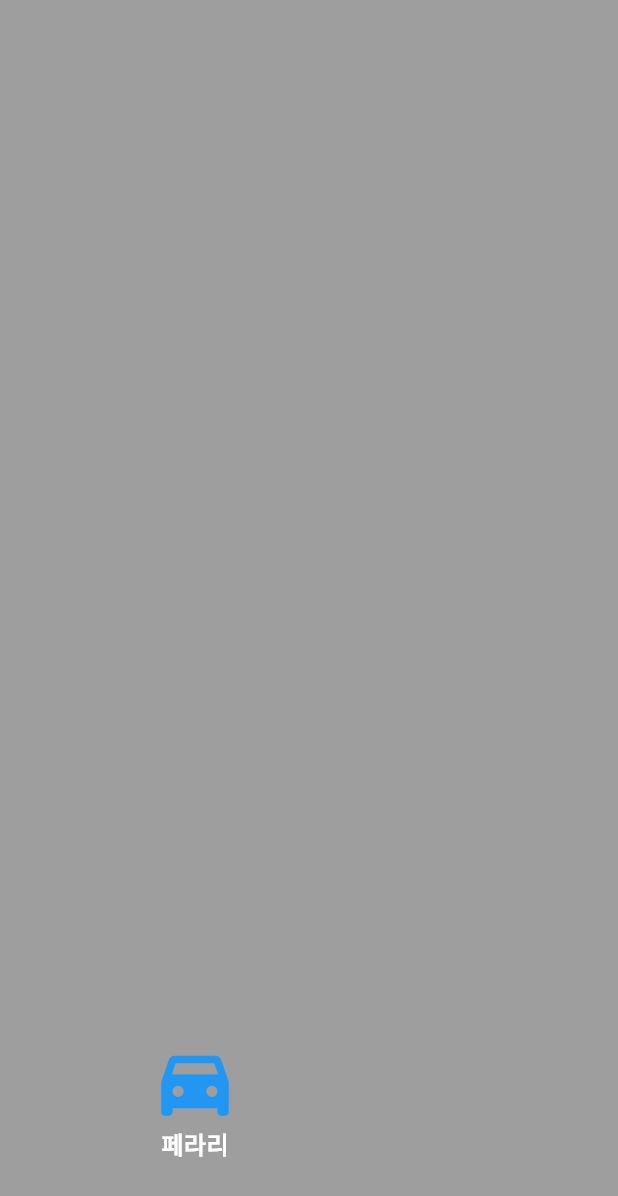
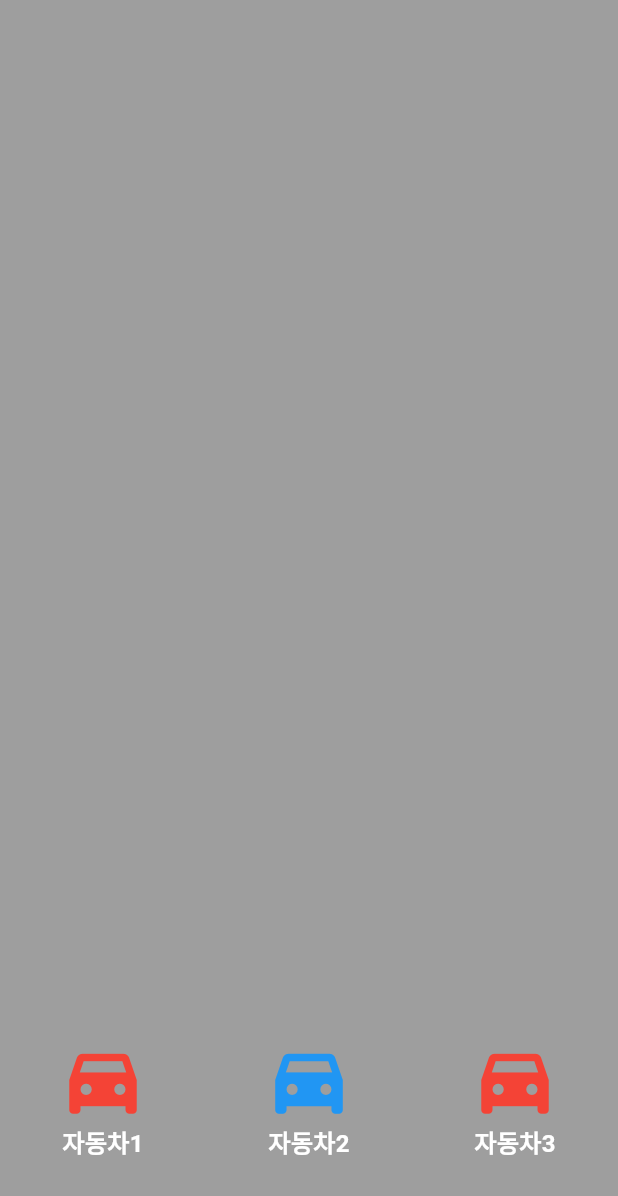
Before and after one commit to princebyun/flutter-racingcar-8, a Flutter app: the screen it shows after launch, on a phone screen of 412 x 824 dp. Shown: the top 1196 px of the screen. Run offline on Flutter 3.47's test engine with Material 3 defaults, Android fonts, the phone set to English and light mode, and no system bars.

Commit message:
design : 로직과 UI 연결

```diff
--- a/lib/screens/game_screen.dart
+++ b/lib/screens/game_screen.dart
@@ -1,4 +1,5 @@
 import 'package:flutter/material.dart';
+import 'package:flutter_racingcar_8/logic/racing_logic.dart';
 import 'package:flutter_racingcar_8/widgets/car_widget.dart';
 
 class GameScreen extends StatefulWidget {
@@ -9,22 +10,37 @@ class GameScreen extends StatefulWidget {
 }
 
 class _GameScreenState extends State<GameScreen> {
+  final GameRound gameRound = GameRound();
+
+  @override
+  void initState() {
+    super.initState();
+    gameRound.setCars("자동차1,자동차2,자동차3");
+  }
+
   @override
   Widget build(BuildContext context) {
     return Scaffold(
-      body: Stack(
-        children: [
-          Container(
-            color: Colors.grey,
-            width: double.infinity,
-            height: double.infinity,
-          ),
-          Positioned(
-            left: 100,
-            bottom: 50,
-            child: CarWidget(name: "페라리", carColor: Colors.blue),
-          ),
-        ],
+      body: Container(
+        color: Colors.grey,
+        child: Row(
+          crossAxisAlignment: CrossAxisAlignment.end,
+          children: [
+            for (int i = 0; i < gameRound.carList.length; i++)
+              Expanded(
+                child: Column(
+                  mainAxisAlignment: MainAxisAlignment.end,
+                  children: [
+                    CarWidget(
+                      carName: gameRound.carList[i].name,
+                      carColor: i % 2 == 0 ? Colors.red : Colors.blue,
+                    ),
+                    SizedBox(height: gameRound.carList[i].position * 50.0 + 50),
+                  ],
+                ),
+              ),
+          ],
+        ),
       ),
     );
   }
--- a/lib/widgets/car_widget.dart
+++ b/lib/widgets/car_widget.dart
@@ -1,10 +1,10 @@
 import 'package:flutter/material.dart';
 
 class CarWidget extends StatelessWidget {
-  final String name;
+  final String carName;
   final Color carColor;
 
-  const CarWidget({Key? key, required this.name, required this.carColor})
+  const CarWidget({Key? key, required this.carName, required this.carColor})
     : super(key: key);
 
   @override
@@ -14,7 +14,7 @@ class CarWidget extends StatelessWidget {
       children: [
         Icon(Icons.directions_car_filled, color: carColor, size: 60),
         Text(
-          name,
+          carName,
           style: TextStyle(
             color: Colors.white,
             fontSize: 16,
```
